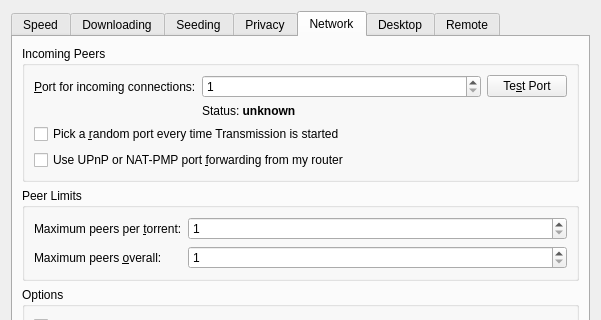
This is qt/PrefsDialog.ui in transmission/transmission as Qt 5 draws it before an edit; both pictures show x 0 to 601 and y 0 to 320 of the 601 by 657 pixel window. The edited form follows.
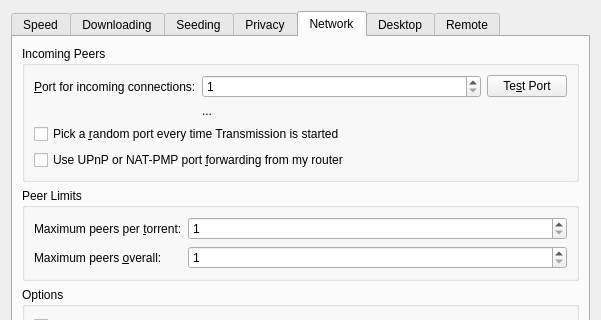
This is the edited form. The open tabs and pages were chosen to show the change. Icons and pictures are not drawn. Custom widgets are drawn as their Qt base class.

Commit message: code review: port status initial text

What changed in the file:
```diff
--- a/qt/PrefsDialog.ui
+++ b/qt/PrefsDialog.ui
@@ -673,7 +673,7 @@
           <item row="1" column="1" colspan="2">
            <widget class="QLabel" name="peerPortStatusLabel">
             <property name="text">
-             <string>Status: &lt;b&gt;unknown&lt;/b&gt;</string>
+             <string notr="true">...</string>
             </property>
            </widget>
           </item>
```
The commit also changes 5 other files.
